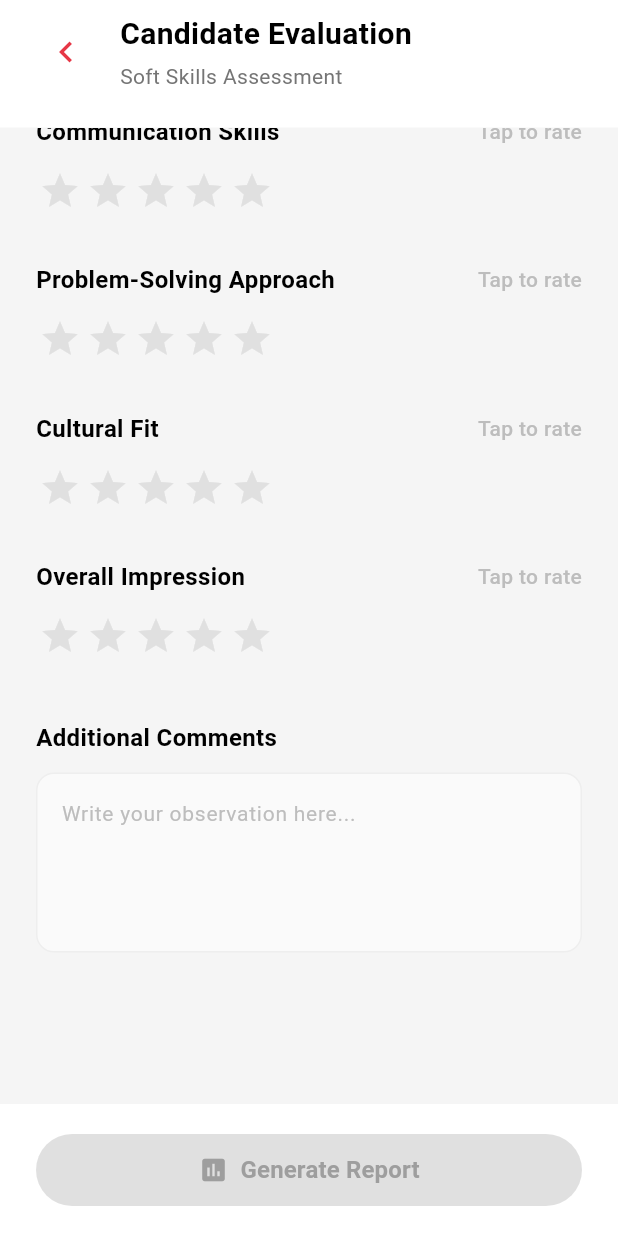
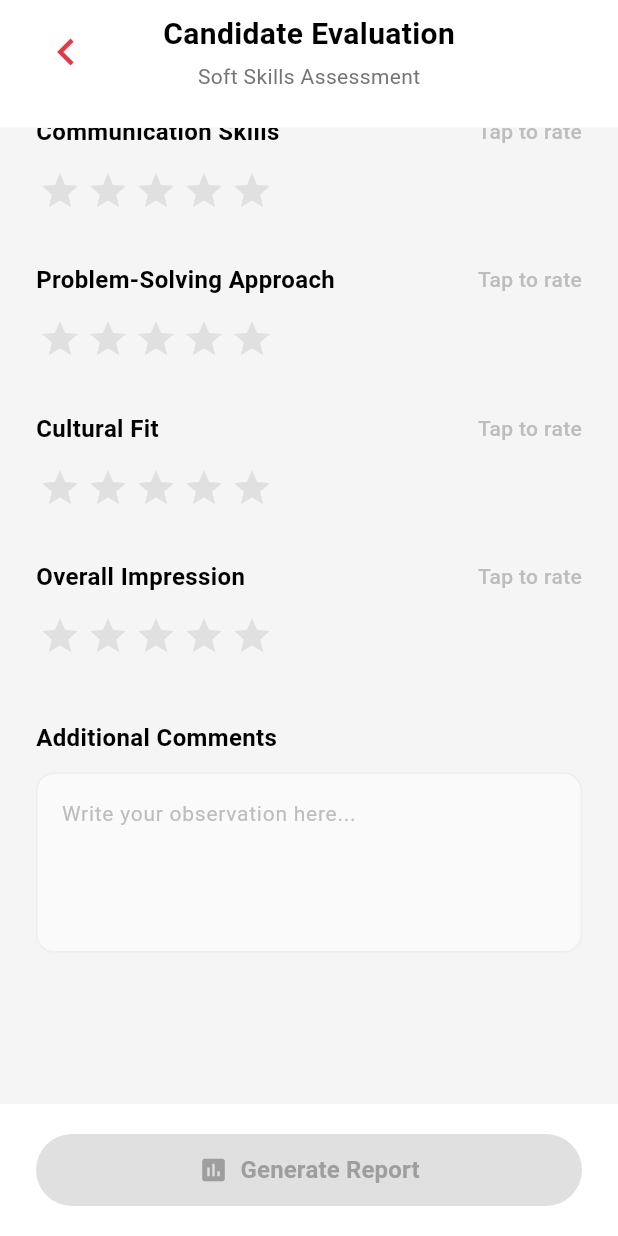
Before and after one commit to ZK-NIAZI/InterviewPro, a Flutter app: the CandidateEvaluationPage screen opened by its route, scrolled down 160 dp, on a phone screen of 412 x 824 dp. Run offline on Flutter 3.47's test engine with Material 3 defaults, Android fonts, the phone set to English and light mode, and no system bars; our stand-ins replace equatable, get_it, go_router, hive, hive_flutter; accounts and stored records are empty; network calls fail.

Commit message:
Improve header layout and back button styling in candidate-evaluation screen

```diff
--- a/lib/features/interview/presentation/pages/candidate_evaluation_page.dart
+++ b/lib/features/interview/presentation/pages/candidate_evaluation_page.dart
@@ -81,18 +81,16 @@ class _CandidateEvaluationPageState extends State<CandidateEvaluationPage> {
               ),
               child: Icon(
                 Icons.chevron_left,
-                size: 28,
+                size: 36,
                 color: AppColors.primary,
               ),
             ),
           ),
 
-          const SizedBox(width: 16),
-
-          // Title and subtitle
+          // Title and subtitle (centered)
           Expanded(
             child: Column(
-              crossAxisAlignment: CrossAxisAlignment.start,
+              crossAxisAlignment: CrossAxisAlignment.center,
               children: [
                 const Text(
                   AppStrings.candidateEvaluation,
@@ -110,6 +108,9 @@ class _CandidateEvaluationPageState extends State<CandidateEvaluationPage> {
               ],
             ),
           ),
+
+          // Invisible spacer to balance the back button
+          SizedBox(width: 40, height: 40),
         ],
       ),
     );
```
